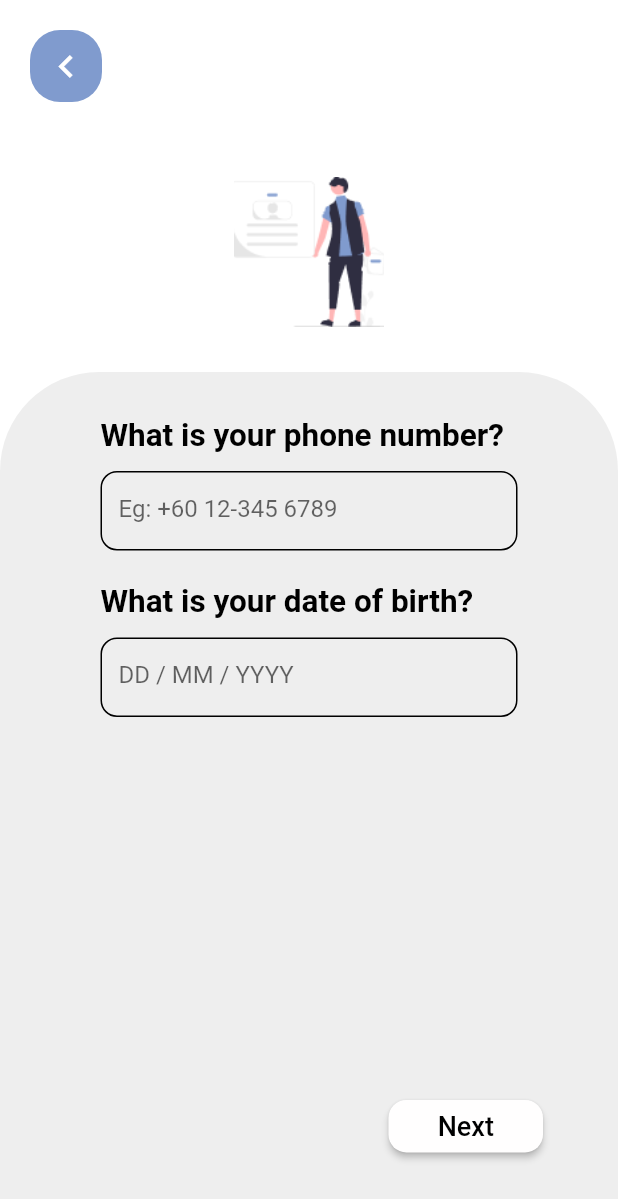
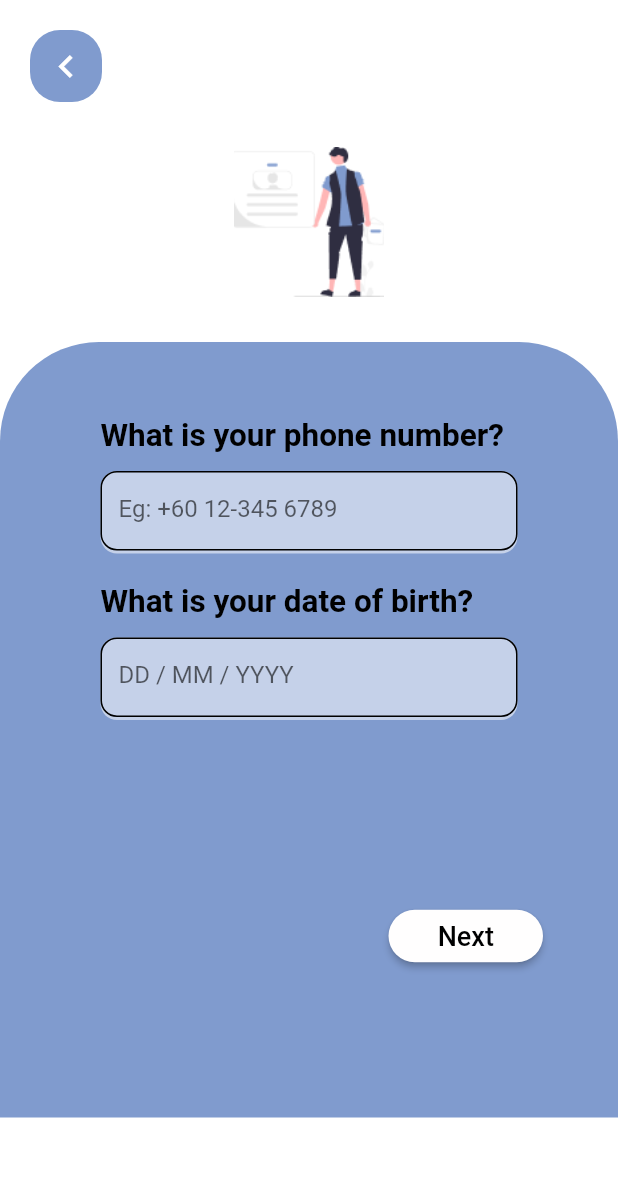
Before and after one commit to marcuswkl/medimate, a Flutter app: the ProfileSetup1Widget screen opened directly, on a phone screen of 412 x 824 dp. Shown: the top 1199 px of the screen. Run offline on Flutter 3.47's test engine with Material 2 defaults, Android fonts, the phone set to English and light mode, and no system bars; our stand-ins replace expandable, font_awesome_flutter, google_fonts, google_maps_flutter, page_transition and 4 more; missing offline and left inert: dart:ffi; Roboto replaces fonts that are missing (Signika Negative).

Commit message:
Update profile setup 1 UI

```diff
--- a/lib/view/signup/profile_setup/profile_setup_1.dart
+++ b/lib/view/signup/profile_setup/profile_setup_1.dart
@@ -36,8 +36,7 @@ class _ProfileSetup1WidgetState extends State<ProfileSetup1Widget> {
                 mainAxisSize: MainAxisSize.max,
                 children: [
                   Padding(
-                    padding:
-                        const EdgeInsetsDirectional.fromSTEB(20, 20, 0, 20),
+                    padding: const EdgeInsetsDirectional.fromSTEB(20, 20, 0, 0),
                     child: Container(
                       decoration: const BoxDecoration(
                         color: Color(0xFF809BCE),
@@ -77,9 +76,9 @@ class _ProfileSetup1WidgetState extends State<ProfileSetup1Widget> {
                       ),
                       Container(
                         width: MediaQuery.of(context).size.width,
-                        height: MediaQuery.of(context).size.height * 0.7,
+                        height: MediaQuery.of(context).size.height * 0.6275,
                         decoration: const BoxDecoration(
-                          color: Color(0xFFEEEEEE),
+                          color: Color(0xFF809BCE),
                           borderRadius: BorderRadius.only(
                             bottomLeft: Radius.circular(0),
                             bottomRight: Radius.circular(0),
@@ -89,7 +88,7 @@ class _ProfileSetup1WidgetState extends State<ProfileSetup1Widget> {
                         ),
                         child: Padding(
                           padding:
-                              const EdgeInsetsDirectional.fromSTEB(0, 30, 0, 0),
+                              const EdgeInsetsDirectional.fromSTEB(0, 50, 0, 0),
                           child: Column(
                             mainAxisSize: MainAxisSize.max,
                             children: [
@@ -116,7 +115,12 @@ class _ProfileSetup1WidgetState extends State<ProfileSetup1Widget> {
                                 child: Container(
                                   width: 278,
                                   height: 55,
-                                  decoration: const BoxDecoration(),
+                                  decoration: const BoxDecoration(
+                                    color: Colors.white54,
+                                    borderRadius: BorderRadius.all(
+                                      Radius.circular(11.0),
+                                    ),
+                                  ),
                                   child: Padding(
                                     padding:
                                         const EdgeInsetsDirectional.fromSTEB(
@@ -174,7 +178,12 @@ class _ProfileSetup1WidgetState extends State<ProfileSetup1Widget> {
                                 child: Container(
                                   width: 278,
                                   height: 55,
-                                  decoration: const BoxDecoration(),
+                                  decoration: const BoxDecoration(
+                                    color: Colors.white54,
+                                    borderRadius: BorderRadius.all(
+                                      Radius.circular(11.0),
+                                    ),
+                                  ),
                                   child: Padding(
                                     padding:
                                         const EdgeInsetsDirectional.fromSTEB(
@@ -209,7 +218,9 @@ class _ProfileSetup1WidgetState extends State<ProfileSetup1Widget> {
                                   ),
                                 ),
                               ),
-                              const Spacer(),
+                              const SizedBox(
+                                height: 100,
+                              ),
                               Row(
                                 mainAxisSize: MainAxisSize.max,
                                 mainAxisAlignment: MainAxisAlignment.end,
@@ -223,7 +234,8 @@ class _ProfileSetup1WidgetState extends State<ProfileSetup1Widget> {
                                         await Navigator.push(
                                           context,
                                           MaterialPageRoute(
-                                            builder: (context) => Column(), //TODO: Replace with ProfileSetup2Widget(),
+                                            builder: (context) =>
+                                                Column(), //TODO: Replace with ProfileSetup2Widget(),
                                           ),
                                         );
                                       },
@@ -238,7 +250,7 @@ class _ProfileSetup1WidgetState extends State<ProfileSetup1Widget> {
                                                 OutlinedBorder>(
                                             RoundedRectangleBorder(
                                                 borderRadius:
-                                                    BorderRadius.circular(12))),
+                                                    BorderRadius.circular(20))),
                                       ),
                                       child: Text(
                                         'Next',
```
